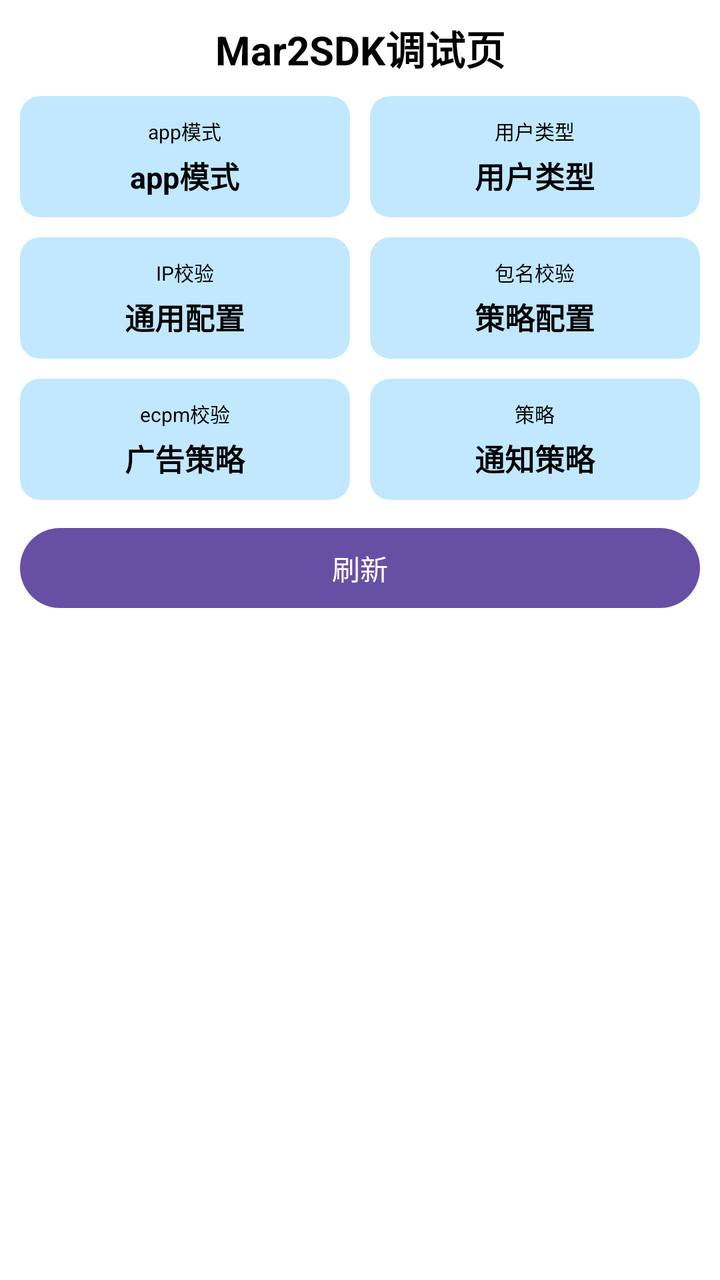
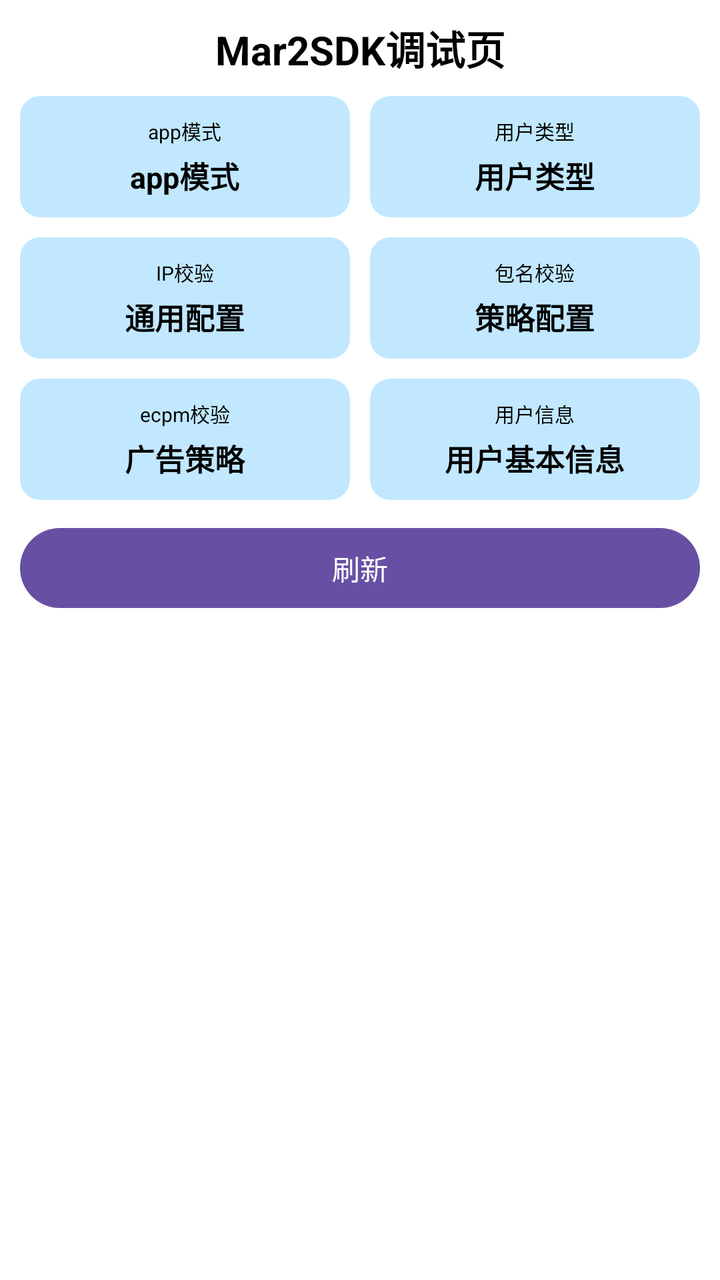

An Android layout rendered at two revisions. The XML below is the earlier revision; the diff shows what the commit changed to produce the second picture.
<!-- AndroidManifest.xml: another module's application theme Theme.Mar2SDK -->
<!-- res/layout/activity_debug.xml -->
<?xml version="1.0" encoding="utf-8"?>
<LinearLayout
    xmlns:android="http://schemas.android.com/apk/res/android"
    xmlns:app="http://schemas.android.com/apk/res-auto"
    xmlns:tools="http://schemas.android.com/tools"
    android:id="@+id/main"
    android:orientation="vertical"
    android:background="@android:color/background_light"
    android:layout_width="match_parent"
    android:layout_height="match_parent"
    tools:context=".DebugActivity">

    <TextView
        android:text="Mar2SDK调试页"
        android:textSize="20sp"
        android:textStyle="bold"
        android:textColor="@android:color/black"
        android:gravity="center"
        android:layout_width="match_parent"
        android:layout_height="48dp"/>

    <LinearLayout
        android:orientation="horizontal"
        android:paddingHorizontal="10dp"
        android:layout_width="match_parent"
        android:layout_height="wrap_content">
        <androidx.cardview.widget.CardView
            app:cardCornerRadius="10dp"
            app:cardElevation="0dp"
            app:cardBackgroundColor="@android:color/system_accent1_100"
            android:layout_weight="1"
            android:layout_width="match_parent"
            android:layout_height="wrap_content">
            <LinearLayout
                android:padding="10dp"
                android:orientation="vertical"
                android:layout_width="match_parent"
                android:layout_height="match_parent">
                <TextView
                    android:text="app模式"

                    android:textColor="@android:color/black"
                    android:textSize="10sp"
                    android:gravity="center"
                    android:layout_width="match_parent"
                    android:layout_height="wrap_content"/>
                <TextView
                    android:id="@+id/app_mod"
                    android:layout_marginTop="4dp"
                    android:text="app模式"
                    android:textStyle="bold"
                    android:textColor="@android:color/black"
                    android:textSize="15sp"
                    android:gravity="center"
                    android:layout_width="match_parent"
                    android:layout_height="wrap_content"/>
            </LinearLayout>
        </androidx.cardview.widget.CardView>

        <View
            android:layout_width="10dp"
            android:layout_height="0dp"/>

        <androidx.cardview.widget.CardView
            app:cardCornerRadius="10dp"
            app:cardElevation="0dp"
            app:cardBackgroundColor="@android:color/system_accent1_100"
            android:layout_weight="1"
            android:layout_width="match_parent"
            android:layout_height="wrap_content">
            <LinearLayout
                android:padding="10dp"
                android:orientation="vertical"
                android:layout_width="match_parent"
                android:layout_height="match_parent">
                <TextView
                    android:text="用户类型"
                    android:textColor="@android:color/black"
                    android:textSize="10sp"
                    android:gravity="center"
                    android:layout_width="match_parent"
                    android:layout_height="wrap_content"/>
                <TextView
                    android:id="@+id/user_type"
                    android:layout_marginTop="4dp"
                    android:text="用户类型"
                    android:textStyle="bold"
                    android:textColor="@android:color/black"
                    android:textSize="15sp"
                    android:gravity="center"
                    android:layout_width="match_parent"
                    android:layout_height="wrap_content"/>
            </LinearLayout>
        </androidx.cardview.widget.CardView>
    </LinearLayout>

    <LinearLayout
        android:orientation="horizontal"
        android:layout_marginTop="10dp"
        android:paddingHorizontal="10dp"
        android:layout_width="match_parent"
        android:layout_height="wrap_content">
        <androidx.cardview.widget.CardView
            app:cardCornerRadius="10dp"
            app:cardElevation="0dp"
            app:cardBackgroundColor="@android:color/system_accent1_100"
            android:layout_weight="1"
            android:layout_width="match_parent"
            android:layout_height="wrap_content">
            <LinearLayout
                android:padding="10dp"
                android:orientation="vertical"
                android:layout_width="match_parent"
                android:layout_height="match_parent">
                <TextView
                    android:text="IP校验"
                    android:textColor="@android:color/black"
                    android:textSize="10sp"
                    android:gravity="center"
                    android:layout_width="match_parent"
                    android:layout_height="wrap_content"/>
                <TextView
                    android:id="@+id/risk_ip"
                    android:layout_marginTop="4dp"
                    android:text="通用配置"
                    android:textStyle="bold"
                    android:textColor="@android:color/black"
                    android:textSize="15sp"
                    android:gravity="center"
                    android:layout_width="match_parent"
                    android:layout_height="wrap_content"/>
            </LinearLayout>
        </androidx.cardview.widget.CardView>

        <View
            android:layout_width="10dp"
            android:layout_height="0dp"/>

        <androidx.cardview.widget.CardView
            app:cardCornerRadius="10dp"
            app:cardElevation="0dp"
            app:cardBackgroundColor="@android:color/system_accent1_100"
            android:layout_weight="1"
            android:layout_width="match_parent"
            android:layout_height="wrap_content">
            <LinearLayout
                android:padding="10dp"
                android:orientation="vertical"
                android:layout_width="match_parent"
                android:layout_height="match_parent">
                <TextView
                    android:text="包名校验"
                    android:textColor="@android:color/black"
                    android:textSize="10sp"
                    android:gravity="center"
                    android:layout_width="match_parent"
                    android:layout_height="wrap_content"/>
                <TextView
                    android:id="@+id/risk_package"
                    android:layout_marginTop="4dp"
                    android:text="策略配置"
                    android:textStyle="bold"
                    android:textColor="@android:color/black"
                    android:textSize="15sp"
                    android:gravity="center"
                    android:layout_width="match_parent"
                    android:layout_height="wrap_content"/>
            </LinearLayout>
        </androidx.cardview.widget.CardView>
    </LinearLayout>

    <LinearLayout
        android:orientation="horizontal"
        android:layout_marginTop="10dp"
        android:paddingHorizontal="10dp"
        android:layout_width="match_parent"
        android:layout_height="wrap_content">
        <androidx.cardview.widget.CardView
            app:cardCornerRadius="10dp"
            app:cardElevation="0dp"
            app:cardBackgroundColor="@android:color/system_accent1_100"
            android:layout_weight="1"
            android:layout_width="match_parent"
            android:layout_height="wrap_content">
            <LinearLayout
                android:padding="10dp"
                android:orientation="vertical"
                android:layout_width="match_parent"
                android:layout_height="match_parent">
                <TextView
                    android:text="ecpm校验"
                    android:textColor="@android:color/black"
                    android:textSize="10sp"
                    android:gravity="center"
                    android:layout_width="match_parent"
                    android:layout_height="wrap_content"/>
                <TextView
                    android:id="@+id/ecpm_type"
                    android:layout_marginTop="4dp"
                    android:text="广告策略"
                    android:textStyle="bold"
                    android:textColor="@android:color/black"
                    android:textSize="15sp"
                    android:gravity="center"
                    android:layout_width="match_parent"
                    android:layout_height="wrap_content"/>
            </LinearLayout>
        </androidx.cardview.widget.CardView>

        <View
            android:layout_width="10dp"
            android:layout_height="0dp"/>

        <androidx.cardview.widget.CardView
            app:cardCornerRadius="10dp"
            app:cardElevation="0dp"
            app:cardBackgroundColor="@android:color/system_accent1_100"
            android:layout_weight="1"
            android:layout_width="match_parent"
            android:layout_height="wrap_content">
            <LinearLayout
                android:padding="10dp"
                android:orientation="vertical"
                android:layout_width="match_parent"
                android:layout_height="match_parent">

                <TextView
                    android:layout_width="match_parent"
                    android:layout_height="wrap_content"
                    android:gravity="center"
                    android:text="策略"
                    android:textColor="@android:color/black"
                    android:textSize="10sp" />

                <TextView
                    android:layout_marginTop="4dp"
                    android:text="通知策略"
                    android:textStyle="bold"
                    android:textColor="@android:color/black"
                    android:textSize="15sp"
                    android:gravity="center"
                    android:layout_width="match_parent"
                    android:layout_height="wrap_content"/>
            </LinearLayout>
        </androidx.cardview.widget.CardView>
    </LinearLayout>

    <Button
        android:id="@+id/refresh_btn"
        android:text="刷新"
        android:layout_marginTop="10dp"
        android:layout_marginHorizontal="10dp"
        android:layout_width="match_parent"
        android:layout_height="wrap_content"/>

</LinearLayout>
<!-- resources referenced by this layout -->
<resources>
  <style name="Theme.Mar2SDK" parent="Base.Theme.Mar2SDK" />
  <style name="Base.Theme.Mar2SDK" parent="Theme.Material3.DayNight.NoActionBar">
          
          
      </style>
</resources>

<!-- the commit's change to res/layout/activity_debug.xml (unified diff, before → after) -->
@@ -212,6 +212,7 @@
             android:layout_height="0dp"/>
 
         <androidx.cardview.widget.CardView
+            android:id="@+id/user_info_card"
             app:cardCornerRadius="10dp"
             app:cardElevation="0dp"
             app:cardBackgroundColor="@android:color/system_accent1_100"
@@ -228,13 +229,13 @@
                     android:layout_width="match_parent"
                     android:layout_height="wrap_content"
                     android:gravity="center"
-                    android:text="策略"
+                    android:text="用户信息"
                     android:textColor="@android:color/black"
                     android:textSize="10sp" />
 
                 <TextView
                     android:layout_marginTop="4dp"
-                    android:text="通知策略"
+                    android:text="用户基本信息"
                     android:textStyle="bold"
                     android:textColor="@android:color/black"
                     android:textSize="15sp"
